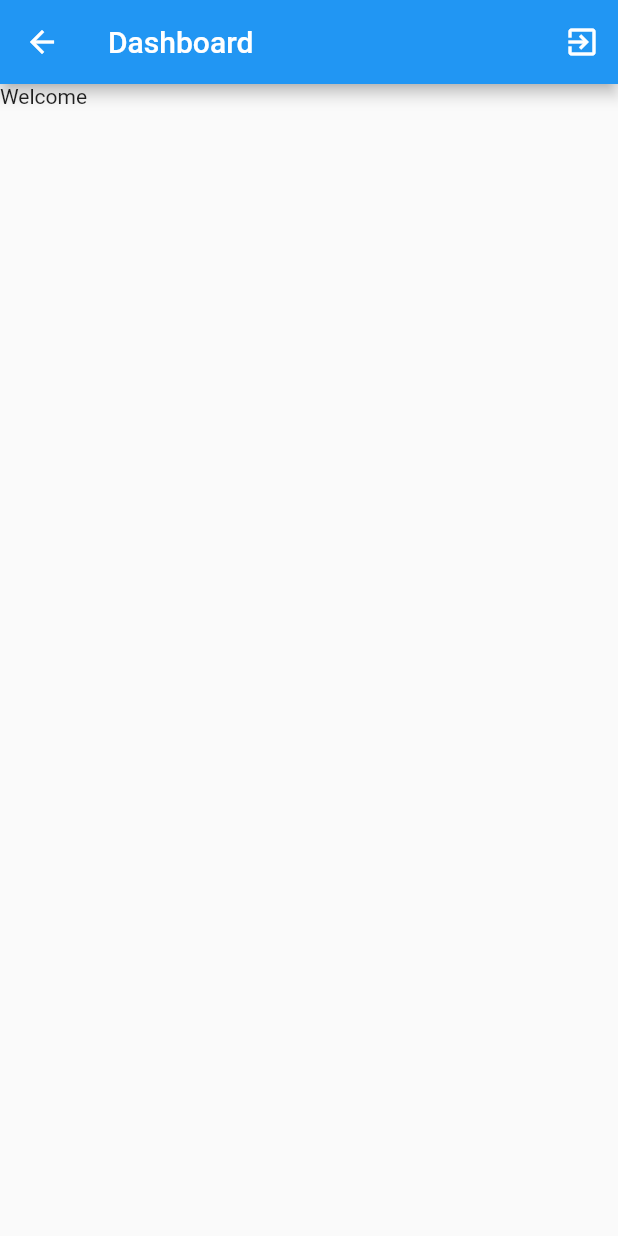
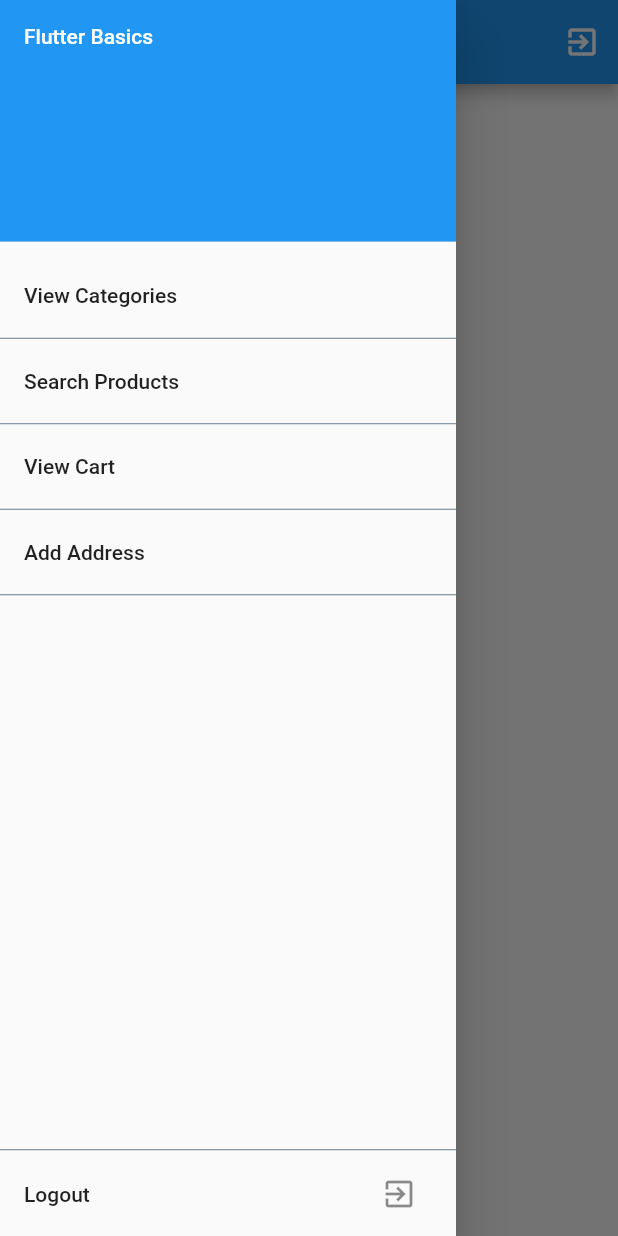
Before and after one commit to NKGS/Flutter_Basics, a Flutter app: the DashboardView screen opened directly, with the side drawer open (before the commit the screen has no drawer), on a phone screen of 412 x 824 dp. Run offline on Flutter 3.47's test engine with Material 2 defaults, Android fonts, the phone set to English and light mode, and no system bars; our stand-ins replace firebase_auth, google_sign_in; missing offline and left inert: flutter_facebook_login; accounts and stored records are empty.

Commit message:
code for custom drawer

```diff
--- /dev/null
+++ b/lib/utils/MyDrawer.dart
@@ -0,0 +1,86 @@
+import 'package:flutter/material.dart';
+
+class MyDrawer extends StatelessWidget {
+
+  ScrollController controller = ScrollController();
+  ScrollPhysics physics = ScrollPhysics();
+
+
+  @override
+  Widget build(BuildContext context) {
+
+    // Widget logout = IconButton(
+    //     icon: Icon(Icons.exit_to_app),
+    //     onPressed: () => {});
+
+    Widget logout = Column(
+        children: [
+          Divider(height: 3,color: Colors.blueGrey),
+          ListTile(
+                title: Text('Logout'),
+                onTap: () {},
+                trailing: ConstrainedBox(
+                  constraints: BoxConstraints(
+                    minWidth: 44,
+                    minHeight: 44,
+                    maxWidth: 44,
+                    maxHeight: 44,
+                  ),
+                  child: Icon(Icons.exit_to_app)
+                ),
+              )
+        ]
+    );
+
+    return Drawer(
+      child: Column(
+        mainAxisAlignment: MainAxisAlignment.spaceBetween,
+        children: [
+          ListView(
+            controller: controller,
+            physics: physics,
+            shrinkWrap: true,
+            padding: EdgeInsets.zero,
+            children: [
+              DrawerHeader(
+                child: Text('Flutter Basics', style: new TextStyle(
+                  color: Colors.white
+                )),
+                    decoration: BoxDecoration(
+                    color: Colors.blue,
+                  ),
+
+              ),
+              ListTile(
+                title: Text('View Categories'),
+                onTap: () {},
+              ),
+              Divider(height: 1.0, color: Colors.blueGrey,),
+              ListTile(
+                title: Text('Search Products'),
+                onTap: () {},
+              ),
+              Divider(height: 1.0, color: Colors.blueGrey,),
+              ListTile(
+                title: Text('View Cart'),
+                onTap: () {},
+              ),
+              Divider(height: 1.0, color: Colors.blueGrey,),
+              ListTile(
+                title: Text('Add Address'),
+                onTap: () {},
+              ),
+              Divider(height: 1.0, color: Colors.blueGrey,)
+            ],
+          ),
+          this.isListLarge() ? Container() : logout
+        ],
+      ),
+
+    );
+  }
+
+   bool isListLarge() {
+    return controller.positions.isNotEmpty && physics.shouldAcceptUserOffset(controller.position);
+  }
+}
--- a/lib/view/DashboardView.dart
+++ b/lib/view/DashboardView.dart
@@ -1,4 +1,5 @@
 import 'package:flutter/material.dart';
+import 'package:flutterbasics/utils/MyDrawer.dart';
 
 class DashboardView extends StatefulWidget {
   DashboardView({Key key, this.userId, this.logoutCallback})
@@ -12,9 +13,38 @@ class DashboardView extends StatefulWidget {
 }
 
 class _DashboardViewState extends State<DashboardView> {
+
+  final List<ListItem> items = getProductCategories();
+
+  static getProductCategories() {
+    List<ListItem> items = new List<ListItem>();
+    // var val = [{
+    //   key: "Food Items",
+    //   value: "Select from variety of super foods",
+    //   id: 1
+    // },{
+    //   key: "Beauty Products",
+    //   value: "Select from range of beauty products",
+    //   id: 2
+    // },{
+    //   key: "Kalverts",
+    //   value: "Select from variety of Kalverts juices",
+    //   id: 3
+    // },{
+    //   key: "Other Items",
+    //   value: "Select the required items",
+    //   id: 4
+    // }]
+    items.add(MessageItem("Food Items", "Select from variety of super foods", 1));
+    items.add(MessageItem("Beauty Products", "Select from range of beauty products", 2));
+    items.add(MessageItem("Kalverts", "Select from variety of Kalverts juices", 3));
+    items.add(MessageItem("Other Items", "Select the required items", 4));
+
+    return items;
+  }
+
   signOut() {
     try {
-      //await widget.auth.signOut();
       widget.logoutCallback();
     } catch (e) {
       print(e);
@@ -26,13 +56,65 @@ class _DashboardViewState extends State<DashboardView> {
     return Scaffold(
       appBar: AppBar(
         title: Text(
-          'Dashboard'
+          'Product Category'
         ),
         actions: <Widget>[
           new IconButton(icon: Icon(Icons.exit_to_app), onPressed: signOut)
         ],
       ),
-      body: Text('Welcome'),
+      drawer: MyDrawer(),
+      body: ListView.builder(
+          // Let the ListView know how many items it needs to build.
+          itemCount: items.length,
+          // Provide a builder function. This is where the magic happens.
+          // Convert each item into a widget based on the type of item it is.
+          itemBuilder: (context, index) {
+            final item = items[index];
+
+            return ListTile(
+              title: item.buildTitle(context),
+              subtitle: item.buildSubtitle(context),
+            );
+          },
+        ),
     );
   }
 }
+
+// The base class for the different types of items the list can contain.
+abstract class ListItem {
+  /// The title line to show in a list item.
+  Widget buildTitle(BuildContext context);
+
+  /// The subtitle line, if any, to show in a list item.
+  Widget buildSubtitle(BuildContext context);
+}
+
+/// A ListItem that contains data to display a heading.
+class HeadingItem implements ListItem {
+  final String heading;
+
+  HeadingItem(this.heading);
+
+  Widget buildTitle(BuildContext context) {
+    return Text(
+      heading,
+      style: Theme.of(context).textTheme.headline5,
+    );
+  }
+
+  Widget buildSubtitle(BuildContext context) => null;
+}
+
+/// A ListItem that contains data to display a message.
+class MessageItem implements ListItem {
+  final String sender;
+  final String body;
+  final int id;
+
+  MessageItem(this.sender, this.body, this.id);
+
+  Widget buildTitle(BuildContext context) => Text(sender);
+
+  Widget buildSubtitle(BuildContext context) => Text(body);
+}
```
Also changed, not shown: lib/view/LoginView.dart (+41 -41 lines).
